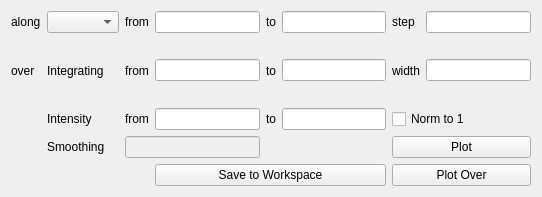
The window that mslice/widgets/cut/cut.ui (mantidproject/mslice) describes before a commit, drawn with Qt 5.
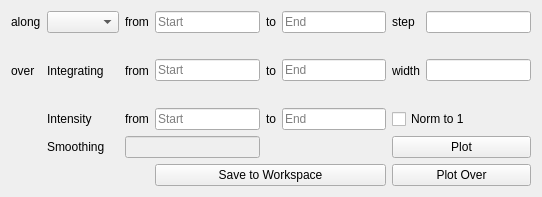
The same window after the commit.

The edit to the form file:
```diff
--- a/mslice/widgets/cut/cut.ui
+++ b/mslice/widgets/cut/cut.ui
@@ -34,7 +34,11 @@
       </widget>
      </item>
      <item row="0" column="3">
-      <widget class="QLineEdit" name="lneCutStart"/>
+      <widget class="QLineEdit" name="lneCutStart">
+       <property name="placeholderText">
+        <string>Start</string>
+       </property>
+      </widget>
      </item>
      <item row="0" column="4">
       <widget class="QLabel" name="label_257">
@@ -44,7 +48,11 @@
       </widget>
      </item>
      <item row="0" column="5">
-      <widget class="QLineEdit" name="lneCutEnd"/>
+      <widget class="QLineEdit" name="lneCutEnd">
+       <property name="placeholderText">
+        <string>End</string>
+       </property>
+      </widget>
      </item>
      <item row="0" column="6">
       <widget class="QLabel" name="label_256">
@@ -68,7 +76,11 @@
       </widget>
      </item>
      <item row="1" column="3">
-      <widget class="QLineEdit" name="lneCutIntegrationStart"/>
+      <widget class="QLineEdit" name="lneCutIntegrationStart">
+       <property name="placeholderText">
+        <string>Start</string>
+       </property>
+      </widget>
      </item>
      <item row="1" column="4">
       <widget class="QLabel" name="label_259">
@@ -78,7 +90,11 @@
       </widget>
      </item>
      <item row="1" column="5">
-      <widget class="QLineEdit" name="lneCutIntegrationEnd"/>
+      <widget class="QLineEdit" name="lneCutIntegrationEnd">
+       <property name="placeholderText">
+        <string>End</string>
+       </property>
+      </widget>
      </item>
      <item row="1" column="6">
       <widget class="QLabel" name="label_253">
@@ -112,7 +128,11 @@
       </widget>
      </item>
      <item row="2" column="3">
-      <widget class="QLineEdit" name="lneEditCutIntensityStart"/>
+      <widget class="QLineEdit" name="lneEditCutIntensityStart">
+       <property name="placeholderText">
+        <string>Start</string>
+       </property>
+      </widget>
      </item>
      <item row="2" column="4">
       <widget class="QLabel" name="label_265">
@@ -122,7 +142,11 @@
       </widget>
      </item>
      <item row="2" column="5">
-      <widget class="QLineEdit" name="lneCutIntensityEnd"/>
+      <widget class="QLineEdit" name="lneCutIntensityEnd">
+       <property name="placeholderText">
+        <string>End</string>
+       </property>
+      </widget>
      </item>
      <item row="3" column="1">
       <widget class="QLabel" name="label_5">
```
